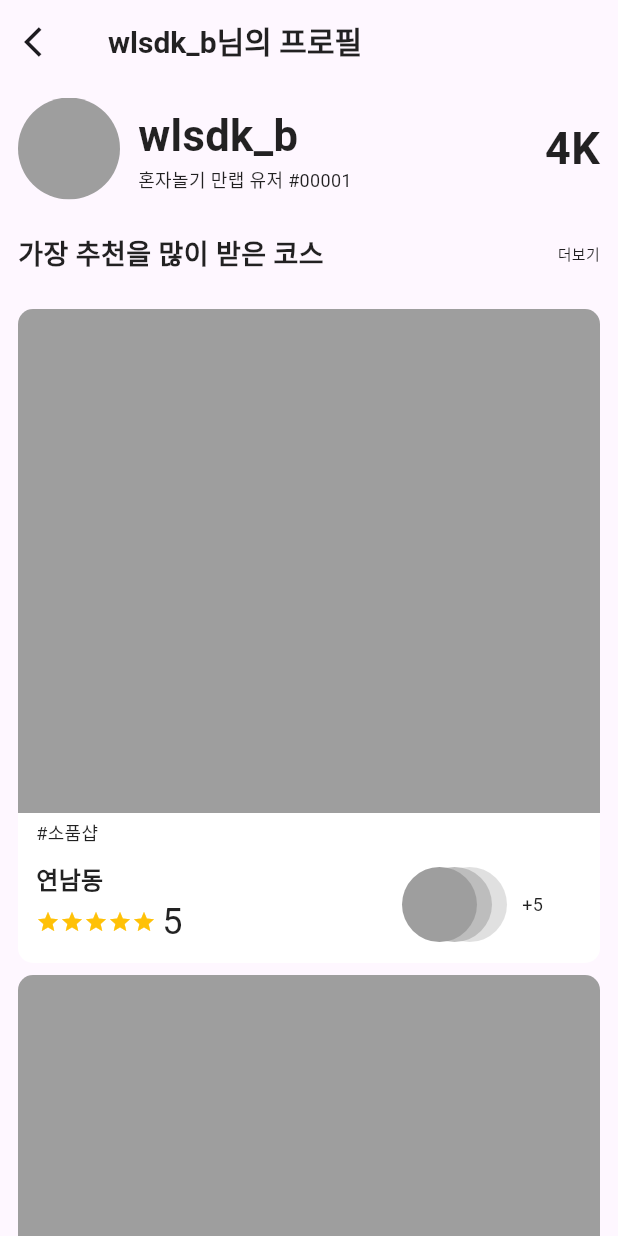
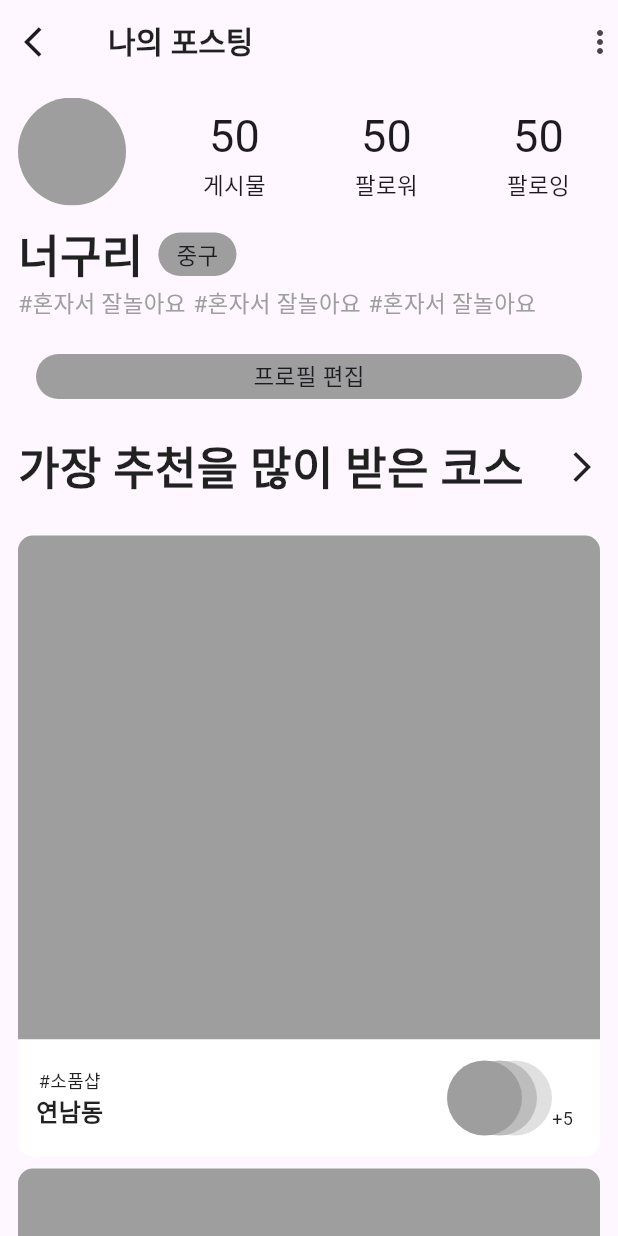
Before and after one commit to WantOscar/solo_play_applicaiton, a Flutter app: the screen it shows after launch, on a phone screen of 412 x 824 dp. Run offline on Flutter 3.47's test engine with Material 3 defaults, Android fonts, the phone set to English and light mode, and no system bars.

Commit message:
내 개인 화면 ui 제작 중

```diff
--- a/lib/src/views/profile_view.dart
+++ b/lib/src/views/profile_view.dart
@@ -16,13 +16,14 @@ class ProfileView extends StatelessWidget {
           ),
           elevation: 0.0,
           title: const Text(
-            'wlsdk_b님의 프로필',
+            '나의 포스팅',
             style: TextStyle(
               fontSize: 20,
               fontWeight: FontWeight.w600,
               color: Colors.black87,
             ),
           ),
+          actions: const [Icon(Icons.more_vert)],
         ),
       ),
       body: SingleChildScrollView(
@@ -31,6 +32,11 @@ class ProfileView extends StatelessWidget {
           children: [
             _header(),
             const SizedBox(height: 11),
+            _name(),
+            const SizedBox(height: 11),
+            const SizedBox(height: 11),
+            _profileEditBtn(),
+            const SizedBox(height: 11),
             _bestCourse(),
           ],
         ),
@@ -38,51 +44,49 @@ class ProfileView extends StatelessWidget {
     );
   }
 
+  /// 프로필 사진, 게시물, 팔로워, 팔로잉을 보여줌.
   Widget _header() {
     return Padding(
       padding: const EdgeInsets.symmetric(horizontal: 12.0),
       child: Row(
-        mainAxisAlignment: MainAxisAlignment.start,
+        mainAxisAlignment: MainAxisAlignment.spaceBetween,
         children: [
           Padding(
             padding: const EdgeInsets.only(right: 12.0),
             child: ClipRRect(
               borderRadius: BorderRadius.circular(100),
               child: Container(
-                width: 68,
-                height: 68,
+                width: 72,
+                height: 72,
                 color: Colors.grey,
               ),
             ),
           ),
-          const Column(
-            crossAxisAlignment: CrossAxisAlignment.start,
-            children: [
-              Text(
-                'wlsdk_b',
-                style: TextStyle(
-                  fontSize: 29,
-                  fontWeight: FontWeight.w600,
-                  color: Colors.black87,
-                ),
-              ),
-              Text(
-                '혼자놀기 만랩 유저 #00001',
-                style: TextStyle(
-                  fontSize: 12,
-                  fontWeight: FontWeight.w400,
-                  color: Colors.black87,
-                ),
-              ),
-            ],
+          const Padding(
+            padding: EdgeInsets.only(right: 20.0),
+            child: Column(
+              children: [
+                Text('50', style: TextStyle(fontSize: 30)),
+                Text('게시물', style: TextStyle(fontSize: 15)),
+              ],
+            ),
           ),
-          const Spacer(),
-          const Text(
-            '4K',
-            style: TextStyle(
-              fontSize: 30,
-              fontWeight: FontWeight.w600,
-              color: Colors.black87,
+          const Padding(
+            padding: EdgeInsets.only(right: 20.0),
+            child: Column(
+              children: [
+                Text('50', style: TextStyle(fontSize: 30)),
+                Text('팔로워', style: TextStyle(fontSize: 15)),
+              ],
+            ),
+          ),
+          const Padding(
+            padding: EdgeInsets.only(right: 20.0),
+            child: Column(
+              children: [
+                Text('50', style: TextStyle(fontSize: 30)),
+                Text('팔로잉', style: TextStyle(fontSize: 15)),
+              ],
             ),
           ),
         ],
@@ -90,6 +94,92 @@ class ProfileView extends StatelessWidget {
     );
   }
 
+  /// 사용자의 닉네임, 지역을 보여줌.
+  Widget _name() {
+    return Padding(
+      padding: const EdgeInsets.symmetric(horizontal: 12.0),
+      child: Column(
+        mainAxisAlignment: MainAxisAlignment.start,
+        children: [
+          Row(
+            children: [
+              const Text(
+                '너구리',
+                style: TextStyle(
+                  fontSize: 30,
+                  fontWeight: FontWeight.w600,
+                  color: Colors.black87,
+                ),
+              ),
+              const SizedBox(width: 10),
+              Container(
+                alignment: Alignment.center,
+                decoration: BoxDecoration(
+                  color: Colors.grey,
+                  borderRadius: BorderRadius.circular(20),
+                ),
+                child: const Padding(
+                  padding:
+                      EdgeInsets.symmetric(horizontal: 12.0, vertical: 4.0),
+                  child: Text(
+                    '중구',
+                    style: TextStyle(
+                      fontSize: 15,
+                    ),
+                  ),
+                ),
+              )
+            ],
+          ),
+          Row(
+            children: List.generate(
+              3,
+              (index) {
+                return const Row(
+                  children: [
+                    Text(
+                      '#혼자서 잘놀아요',
+                      style: TextStyle(
+                        fontSize: 15,
+                        color: Colors.grey,
+                      ),
+                    ),
+                    SizedBox(width: 5),
+                  ],
+                );
+              },
+            ),
+          ),
+        ],
+      ),
+    );
+  }
+
+  /// 프로필을 편집창으로 가는 프로필 편집 버튼.
+  Widget _profileEditBtn() {
+    return Padding(
+      padding: const EdgeInsets.symmetric(horizontal: 24.0),
+      child: GestureDetector(
+        onTap: () {},
+        child: Container(
+          height: 30,
+          alignment: Alignment.center,
+          decoration: BoxDecoration(
+            color: Colors.grey,
+            borderRadius: BorderRadius.circular(20),
+          ),
+          child: const Text(
+            '프로필 편집',
+            style: TextStyle(
+              fontSize: 15,
+            ),
+          ),
+        ),
+      ),
+    );
+  }
+
+  /// 나의 코스 몰아보기 화면으로 넘어가는 버튼과 가장 추천을 많이 받은 코스들 1,2,3 순위를 보여줌.
   Widget _bestCourse() {
     return Padding(
       padding: const EdgeInsets.all(12.0),
@@ -101,21 +191,14 @@ class ProfileView extends StatelessWidget {
               const Text(
                 '가장 추천을 많이 받은 코스',
                 style: TextStyle(
-                  fontSize: 18,
+                  fontSize: 30,
                   fontWeight: FontWeight.w600,
                   color: Colors.black87,
                 ),
               ),
               GestureDetector(
                 onTap: () {},
-                child: const Text(
-                  '더보기',
-                  style: TextStyle(
-                    fontSize: 10,
-                    fontWeight: FontWeight.w400,
-                    color: Colors.black87,
-                  ),
-                ),
+                child: const Icon(Icons.arrow_forward_ios),
               ),
             ],
           ),
--- a/lib/src/widgets/course_widget.dart
+++ b/lib/src/widgets/course_widget.dart
@@ -5,6 +5,8 @@ class CourseWidget extends StatelessWidget {
 
   @override
   Widget build(BuildContext context) {
+    final List<String> items = List<String>.generate(3, (i) => "$i");
+
     return Column(
       children: [
         /// 코스 지도 영역
@@ -21,7 +23,7 @@ class CourseWidget extends StatelessWidget {
           child: Container(),
         ),
 
-        /// 코스 태그, 위치, 별점 영역
+        /// 코스 태그, 위치, 영역
         Container(
           width: double.infinity,
           decoration: const BoxDecoration(
@@ -34,11 +36,13 @@ class CourseWidget extends StatelessWidget {
           child: Padding(
             padding:
                 const EdgeInsets.symmetric(horizontal: 12.0, vertical: 4.0),
-            child: Column(
-              crossAxisAlignment: CrossAxisAlignment.start,
+            child: Row(
+              mainAxisAlignment: MainAxisAlignment.spaceBetween,
               children: [
                 /// 태그 영역
-                const Text(
+                const Column(
+                  children: [
+                    Text(
                       '#소품샵',
                       style: TextStyle(
                         fontSize: 12,
@@ -46,16 +50,7 @@ class CourseWidget extends StatelessWidget {
                         color: Colors.black87,
                       ),
                     ),
-                const SizedBox(height: 4),
-
-                /// 코스 위치 영역
-                Row(
-                  mainAxisAlignment: MainAxisAlignment.spaceBetween,
-                  children: [
-                    Column(
-                      crossAxisAlignment: CrossAxisAlignment.start,
-                      children: [
-                        const Text(
+                    Text(
                       '연남동',
                       style: TextStyle(
                         fontSize: 16,
@@ -63,33 +58,11 @@ class CourseWidget extends StatelessWidget {
                         color: Colors.black87,
                       ),
                     ),
-
-                        /// 별점 영역
-                        Row(
-                          children: [
-                            Row(
-                              children: List.generate(
-                                5,
-                                (index) => const Icon(
-                                  Icons.star,
-                                  size: 16,
-                                  color: Colors.amber,
-                                ),
-                              ),
-                            ),
-                            const SizedBox(width: 4),
-                            const Text(
-                              '5',
-                              style: TextStyle(
-                                fontSize: 24,
-                                fontWeight: FontWeight.w400,
-                                color: Colors.black87,
-                              ),
-                            ),
                   ],
                 ),
-                      ],
-                    ),
+                const SizedBox(height: 4),
+
+                /// 코스
                 SizedBox(
                   width: 150,
                   height: 70,
@@ -97,7 +70,7 @@ class CourseWidget extends StatelessWidget {
                     alignment: Alignment.centerLeft,
                     children: [
                       Positioned(
-                            right: 50,
+                        right: 20,
                         child: SizedBox(
                           width: 50,
                           height: 50,
@@ -108,7 +81,7 @@ class CourseWidget extends StatelessWidget {
                         ),
                       ),
                       Positioned(
-                            right: 60,
+                        right: 30,
                         child: SizedBox(
                           width: 50,
                           height: 50,
@@ -119,7 +92,7 @@ class CourseWidget extends StatelessWidget {
                         ),
                       ),
                       Positioned(
-                            right: 70,
+                        right: 40,
                         child: SizedBox(
                           width: 50,
                           height: 50,
@@ -130,7 +103,8 @@ class CourseWidget extends StatelessWidget {
                         ),
                       ),
                       const Positioned(
-                            left: 110,
+                        left: 130,
+                        bottom: 13,
                         child: Text(
                           '+5',
                           style: TextStyle(
@@ -145,8 +119,6 @@ class CourseWidget extends StatelessWidget {
                 ),
               ],
             ),
-              ],
-            ),
           ),
         ),
         const SizedBox(height: 8),
```
Lines whose indentation alone changed are shown as unchanged.
